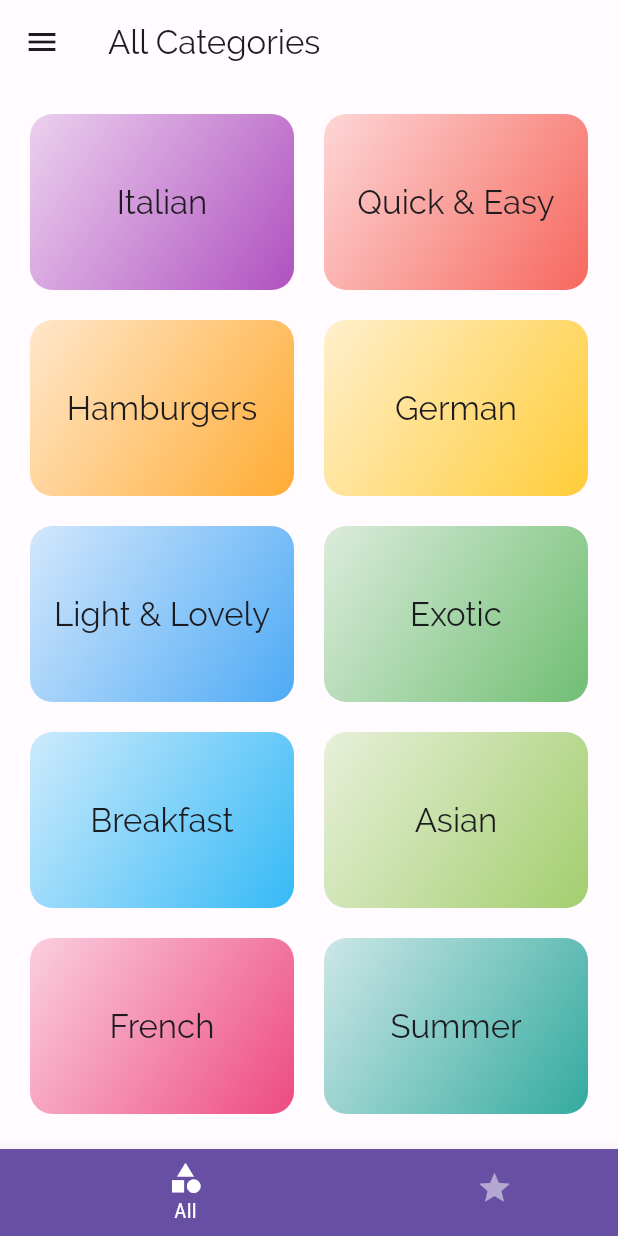
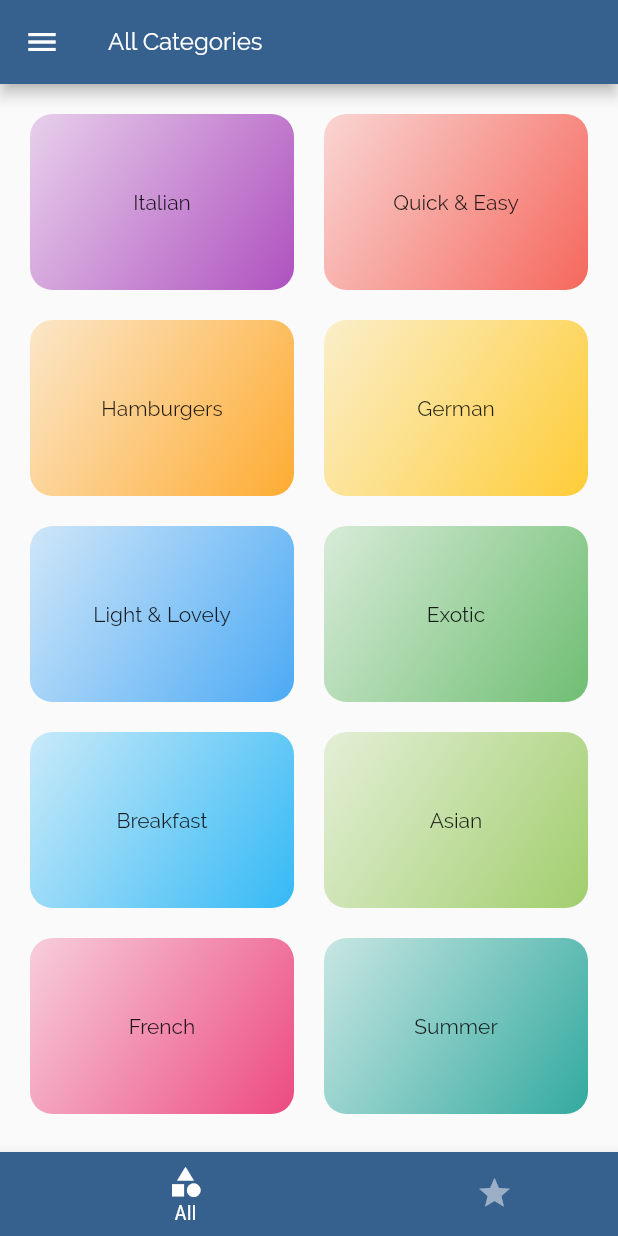
Before and after one commit to keith47733/recipes, a Flutter app: the screen it shows after launch, on a phone screen of 412 x 824 dp. Run offline on Flutter 3.47's test engine with Material 2 defaults, Android fonts, the phone set to English and light mode, and no system bars.

Commit message:
Finished app (need to work on Theme)

```diff
--- a/lib/main.dart
+++ b/lib/main.dart
@@ -17,8 +17,13 @@ class MyApp extends StatefulWidget {
 }
 
 class _MyAppState extends State<MyApp> {
-  // main.dart was converted to Stateful widget in order to update
-  // the _filters Map with data received from FilterScreen
+  // USING SETSTATE() IN MAIN.DART WILL REBUILD ENTIRE APP
+  // WHICH IS NOT OPTIMAL - THERE ARE MUCH BETTER WAYS TO HANDLE STATE
+
+  // main.dart was converted to Stateful widget in order to use
+  // setState to update the _filters Map with data received from FilterScreen,
+  // favourites recipes, etc
+
   Map<String, bool> _filters = {
     'gluten': false,
     'lactose': false,
@@ -27,7 +32,29 @@ class _MyAppState extends State<MyApp> {
   };
   // Note, we'll now have to manage available meals in main.dart, not in
   // recipe list using RECIPE_DATA
-  List<Recipe> _availableRecipes = RECIPE_DATA;
+  List<Recipe> _availableRecipes = MOCK_RECIPE_DATA;
+  // Initially set _favouritedRecipes to empty[]
+  // Manage adding favourites in main.dart so it can be passed around
+  List<Recipe> _favouriteRecipes = [];
+
+  void _toggleFavourite(String currentRecipeId) {
+    final existingIndex = _favouriteRecipes.indexWhere((recipe) => recipe.id == currentRecipeId);
+    if (existingIndex >= 0) {
+      setState(() {
+        _favouriteRecipes.removeAt(existingIndex);
+      });
+    } else {
+      setState(() {
+        // Use MOCK_RECIPE_DATA so favourites can be picked from all recipes
+        // w/o the filter(s) applied
+        _favouriteRecipes.add(MOCK_RECIPE_DATA.firstWhere((recipe) => recipe.id == currentRecipeId));
+      });
+    }
+  }
+
+  bool _isRecipeFavourite(String currentRecipeId) {
+    return _favouriteRecipes.any((recipe) => recipe.id == currentRecipeId);
+  }
 
   // This method will be called when user clicks Apply Filters in
   // the FilterScreen
@@ -37,7 +64,7 @@ class _MyAppState extends State<MyApp> {
       // map as _filters
       _filters = filterData;
       // .toList() converts the RECIPE_DATA map to a list
-      _availableRecipes = RECIPE_DATA.where((recipe) {
+      _availableRecipes = MOCK_RECIPE_DATA.where((recipe) {
         if (_filters['gluten'] == true && !recipe.isGlutenFree) {
           return false;
         }
@@ -50,7 +77,7 @@ class _MyAppState extends State<MyApp> {
         if (_filters['vegetarian'] == true && !recipe.isVegetarian) {
           return false;
         }
-				return true;
+        return true;
       }).toList();
     });
   }
@@ -62,18 +89,20 @@ class _MyAppState extends State<MyApp> {
       debugShowCheckedModeBanner: false,
       theme: ThemeData(
         fontFamily: 'RobotoCondensed',
-        useMaterial3: true,
-        colorScheme: lightColorScheme,
-        // Use only 2021 text types
+        // useMaterial3: true,
+        // colorScheme: lightColorScheme,
+        colorScheme: ColorScheme.fromSeed(seedColor: Colors.blue),
+        // Use default 2021 text types
         textTheme: ThemeData.light().textTheme.copyWith(
-              bodySmall: TextStyle(
-                color: Color(0xFF79747E),
-              ),
               bodyMedium: TextStyle(
-                color: Color(0xFF79747E),
+                fontFamily: 'RobotoCondensed',
+                // color: Colors.white,
               ),
               bodyLarge: TextStyle(
-                color: Color(0xFF79747E),
+                fontFamily: 'RaleWay',
+              ),
+              titleMedium: TextStyle(
+                fontFamily: 'RaleWay',
               ),
               titleLarge: TextStyle(
                 fontFamily: 'RaleWay',
@@ -81,9 +110,10 @@ class _MyAppState extends State<MyApp> {
             ),
       ),
       darkTheme: ThemeData(
-        fontFamily: 'Raleway',
-        useMaterial3: true,
-        colorScheme: darkColorScheme,
+        fontFamily: 'RobotoCondensed',
+        // useMaterial3: true,
+        // colorScheme: darkColorScheme,
+        colorScheme: ColorScheme.fromSeed(seedColor: Colors.blue),
       ),
       // home: is the root screen of app
       // home: CategoriesScreen(),
@@ -92,11 +122,11 @@ class _MyAppState extends State<MyApp> {
       routes: {
         // The home: argument will default to '/': if not named above
         // '/': (context) => TabsScreen(),
-        '/': (context) => NavBarScreen(),
-        // '/category_recipes_screen': (context) => CategoryRecipesScreen(),
+        '/': (context) => NavBarScreen(_favouriteRecipes),
+        // '/category_recipes_screen': (context) => CategoriesScreen(),
         CategoriesScreen.routeName: (context) => CategoriesScreen(),
         RecipeListScreen.routeName: (context) => RecipeListScreen(_availableRecipes),
-        RecipeDetailScreen.routeName: (context) => RecipeDetailScreen(),
+        RecipeDetailScreen.routeName: (context) => RecipeDetailScreen(_toggleFavourite, _isRecipeFavourite),
         // For now, need to convert main.dart to Stateful widget
         // in order to pass/reflect changes data from FilterScreen to
         // RecipeListScreen using the _setFilters setState function,
--- a/lib/mocks/category_data.dart
+++ b/lib/mocks/category_data.dart
@@ -3,7 +3,7 @@ import 'package:flutter/material.dart';
 import '../models/category.dart';
 
 // Using const requires that the Category model have const constructor
-const CATEGORY_DATA = const [
+const MOCK_CATEGORY_DATA = const [
   Category(
     id: 'c1',
     title: 'Italian',
--- a/lib/mocks/recipe_data.dart
+++ b/lib/mocks/recipe_data.dart
@@ -1,7 +1,7 @@
 import '../models/recipe.dart';
 
 // Using const requires that the Recipe model have const constructor
-const RECIPE_DATA = const [
+const MOCK_RECIPE_DATA = const [
   Recipe(
     id: 'm1',
     categories: [
@@ -44,16 +44,9 @@ const RECIPE_DATA = const [
     title: 'Toast Hawaii',
     affordability: Affordability.Affordable,
     complexity: Complexity.Simple,
-    imageUrl:
-        'https://cdn.pixabay.com/photo/2018/07/11/21/51/toast-3532016_1280.jpg',
+    imageUrl: 'https://cdn.pixabay.com/photo/2018/07/11/21/51/toast-3532016_1280.jpg',
     duration: 10,
-    ingredients: [
-      '1 Slice White Bread',
-      '1 Slice Ham',
-      '1 Slice Pineapple',
-      '1-2 Slices of Cheese',
-      'Butter'
-    ],
+    ingredients: ['1 Slice White Bread', '1 Slice Ham', '1 Slice Pineapple', '1-2 Slices of Cheese', 'Butter'],
     steps: [
       'Butter one side of the white bread',
       'Layer ham, the pineapple and cheese on the white bread',
@@ -73,17 +66,9 @@ const RECIPE_DATA = const [
     title: 'Classic Hamburger',
     affordability: Affordability.Pricey,
     complexity: Complexity.Simple,
-    imageUrl:
-        'https://cdn.pixabay.com/photo/2014/10/23/18/05/burger-500054_1280.jpg',
+    imageUrl: 'https://cdn.pixabay.com/photo/2014/10/23/18/05/burger-500054_1280.jpg',
     duration: 45,
-    ingredients: [
-      '300g Cattle Hack',
-      '1 Tomato',
-      '1 Cucumber',
-      '1 Onion',
-      'Ketchup',
-      '2 Burger Buns'
-    ],
+    ingredients: ['300g Cattle Hack', '1 Tomato', '1 Cucumber', '1 Onion', 'Ketchup', '2 Burger Buns'],
     steps: [
       'Form 2 patties',
       'Fry the patties for c. 4 minutes on each side',
@@ -104,8 +89,7 @@ const RECIPE_DATA = const [
     title: 'Wiener Schnitzel',
     affordability: Affordability.Luxurious,
     complexity: Complexity.Challenging,
-    imageUrl:
-        'https://cdn.pixabay.com/photo/2018/03/31/19/29/schnitzel-3279045_1280.jpg',
+    imageUrl: 'https://cdn.pixabay.com/photo/2018/03/31/19/29/schnitzel-3279045_1280.jpg',
     duration: 60,
     ingredients: [
       '8 Veal Cutlets',
@@ -141,8 +125,7 @@ const RECIPE_DATA = const [
     title: 'Salad with Smoked Salmon',
     affordability: Affordability.Luxurious,
     complexity: Complexity.Simple,
-    imageUrl:
-        'https://cdn.pixabay.com/photo/2016/10/25/13/29/smoked-salmon-salad-1768890_1280.jpg',
+    imageUrl: 'https://cdn.pixabay.com/photo/2016/10/25/13/29/smoked-salmon-salad-1768890_1280.jpg',
     duration: 15,
     ingredients: [
       'Arugula',
@@ -176,8 +159,7 @@ const RECIPE_DATA = const [
     title: 'Delicious Orange Mousse',
     affordability: Affordability.Affordable,
     complexity: Complexity.Hard,
-    imageUrl:
-        'https://cdn.pixabay.com/photo/2017/05/01/05/18/pastry-2274750_1280.jpg',
+    imageUrl: 'https://cdn.pixabay.com/photo/2017/05/01/05/18/pastry-2274750_1280.jpg',
     duration: 240,
     ingredients: [
       '4 Sheets of Gelatine',
@@ -211,8 +193,7 @@ const RECIPE_DATA = const [
     title: 'Pancakes',
     affordability: Affordability.Affordable,
     complexity: Complexity.Simple,
-    imageUrl:
-        'https://cdn.pixabay.com/photo/2018/07/10/21/23/pancake-3529653_1280.jpg',
+    imageUrl: 'https://cdn.pixabay.com/photo/2018/07/10/21/23/pancake-3529653_1280.jpg',
     duration: 20,
     ingredients: [
       '1 1/2 Cups all-purpose Flour',
@@ -242,8 +223,7 @@ const RECIPE_DATA = const [
     title: 'Creamy Indian Chicken Curry',
     affordability: Affordability.Pricey,
     complexity: Complexity.Challenging,
-    imageUrl:
-        'https://cdn.pixabay.com/photo/2018/06/18/16/05/indian-food-3482749_1280.jpg',
+    imageUrl: 'https://cdn.pixabay.com/photo/2018/06/18/16/05/indian-food-3482749_1280.jpg',
     duration: 35,
     ingredients: [
       '4 Chicken Breasts',
@@ -275,8 +255,7 @@ const RECIPE_DATA = const [
     title: 'Chocolate Souffle',
     affordability: Affordability.Affordable,
     complexity: Complexity.Hard,
-    imageUrl:
-        'https://cdn.pixabay.com/photo/2014/08/07/21/07/souffle-412785_1280.jpg',
+    imageUrl: 'https://cdn.pixabay.com/photo/2014/08/07/21/07/souffle-412785_1280.jpg',
     duration: 45,
     ingredients: [
       '1 Teaspoon melted Butter',
@@ -326,8 +305,7 @@ const RECIPE_DATA = const [
     title: 'Asparagus Salad with Cherry Tomatoes',
     affordability: Affordability.Luxurious,
     complexity: Complexity.Simple,
-    imageUrl:
-        'https://cdn.pixabay.com/photo/2018/04/09/18/26/asparagus-3304997_1280.jpg',
+    imageUrl: 'https://cdn.pixabay.com/photo/2018/04/09/18/26/asparagus-3304997_1280.jpg',
     duration: 30,
     ingredients: [
       'White and Green Asparagus',
--- a/lib/models/recipe.dart
+++ b/lib/models/recipe.dart
@@ -17,6 +17,11 @@ class Recipe {
   final bool isLactoseFree;
   final bool isVegan;
   final bool isVegetarian;
+	// Note, storing isFavourite as a property of Recipe is not realistic because
+	// typically this information would be fetched from a database server. Thus,
+	// the data would not be user-specific. The last user's favourites would be
+	// fetched for the current user.
+	// Instead, manage a list of favourites in main.dart.
 
   const Recipe({
     required this.id,
--- a/lib/screens/categories_screen.dart
+++ b/lib/screens/categories_screen.dart
@@ -6,7 +6,7 @@ import '../styles/layout.dart';
 import '../widgets/category_tile.dart';
 
 class CategoriesScreen extends StatelessWidget {
-static const routeName = '/categories_screen';
+  static const routeName = '/categories_screen';
 
   @override
   Widget build(BuildContext context) {
@@ -40,7 +40,7 @@ static const routeName = '/categories_screen';
         mainAxisSpacing: Layout.SPACING,
       ),
       // Map each item of our CATEGORY_DATA to a function that creates a widget
-      children: CATEGORY_DATA
+      children: MOCK_CATEGORY_DATA
           .map(
             (categoryData) => CategoryTile(
               categoryId: categoryData.id,
--- a/lib/screens/nav_bar_screen.dart
+++ b/lib/screens/nav_bar_screen.dart
@@ -1,5 +1,6 @@
 import 'package:flutter/material.dart';
 
+import '../models/recipe.dart';
 import '../widgets/custom_app_bar.dart';
 import '../widgets/custom_drawer.dart';
 import 'categories_screen.dart';
@@ -7,27 +8,42 @@ import 'favourites_screen.dart';
 
 // A bottom navigation bar is added as a Scaffold argument
 class NavBarScreen extends StatefulWidget {
+  // Accept _favouriteRecipes in widget, not state object
+  final List<Recipe>? favouriteRecipes;
+
+  NavBarScreen(this.favouriteRecipes);
+
   @override
   State<NavBarScreen> createState() => _NavBarScreenState();
 }
 
 class _NavBarScreenState extends State<NavBarScreen> {
+  // The _screens list map was moved to initState() because we need to
+  // access favouriteRecipes from the widget class - widget class
+  // properties can only be accessed in initState(), build()
+  List<Map<String, dynamic>>? _screens;
+
+  int _selectedScreenIndex = 0;
+
+  // Can use initState() because we are in the state object
+  @override
+  void initState() {
+    super.initState();
     // This mapping list, where the widgets are actually screens,
     // is used in the onTap: function _selectPage and, along with
     // _selectedScreenIndex, in the body: of the Scaffold
-  final List<Map<String, dynamic>> _screens = [
+    _screens = [
       {
         'screen': CategoriesScreen(),
         'title': 'All Categories',
         // 'actions': <Widget>[...],
       },
       {
-      'screen': FavouritesScreen(),
+        'screen': FavouritesScreen(widget.favouriteRecipes),
         'title': 'My Favourite Recipes',
       },
     ];
-
-  int _selectedScreenIndex = 0;
+  }
 
   // Flutter will automatically pass the current index from onTap:
   void _selectPage(int index) {
@@ -39,11 +55,11 @@ class _NavBarScreenState extends State<NavBarScreen> {
   @override
   Widget build(BuildContext context) {
     return Scaffold(
-      appBar: CustomAppBar(appBar: AppBar(), title: _screens[_selectedScreenIndex]['title']),
+      appBar: CustomAppBar(appBar: AppBar(), title: _screens![_selectedScreenIndex]['title']),
       // The body is set from the _screens mapping with the current state
       // of _selectedScreenIndex
       drawer: CustomDrawer(),
-      body: _screens[_selectedScreenIndex]['screen'],
+      body: _screens![_selectedScreenIndex]['screen'],
       // For navigation tabs at the bottom use a BottomNavigationBar and
       // BottomNavigationBarItems. Note, the BottomNavigationBar is not
       // automatically linked like the tab controller. You must provide
@@ -76,6 +92,4 @@ class _NavBarScreenState extends State<NavBarScreen> {
       ),
     );
   }
-
-
 }
--- a/lib/screens/recipe_list_screen.dart
+++ b/lib/screens/recipe_list_screen.dart
@@ -14,7 +14,7 @@ class RecipeListScreen extends StatefulWidget {
   // You can then refer to this variable in the main.dart route map
   static const routeName = '/recipes_screen';
 
-	List<Recipe>? availableRecipes;
+	final List<Recipe>? availableRecipes;
 
 	RecipeListScreen(this.availableRecipes);
 
@@ -83,7 +83,7 @@ class _RecipeListScreenState extends State<RecipeListScreen> {
         child: Padding(
           padding: const EdgeInsets.only(
             top: Layout.SPACING / 2,
-            bottom: Layout.SPACING,
+            bottom: Layout.SPACING / 2,
             left: Layout.SPACING,
             right: Layout.SPACING,
           ),
@@ -117,7 +117,6 @@ class _RecipeListScreenState extends State<RecipeListScreen> {
             duration: displayedRecipes[index].duration,
             complexity: displayedRecipes[index].complexity,
             affordability: displayedRecipes[index].affordability,
-            tempRemoveRecipe: _tempRemoveRecipe,
           ),
         );
       },
--- a/lib/screens/tabs_screen.dart
+++ b/lib/screens/tabs_screen.dart
@@ -37,7 +37,9 @@ class TabsScreen extends StatelessWidget {
 						// These screens should not include their own Scaffold - the
 						// Scaffold from this screen is used
             CategoriesScreen(),
-            FavouritesScreen(),
+						// Would need to pass favouriteRecipes from main.dart ->
+						// TabsScreen -> FavouritesScreen
+            // FavouritesScreen(),
           ],
         ),
       ),
--- a/lib/widgets/category_tile.dart
+++ b/lib/widgets/category_tile.dart
@@ -86,7 +86,7 @@ class CategoryTile extends StatelessWidget {
           widthFactor: double.infinity,
           child: Text(
             categoryTitle,
-            style: Theme.of(context).textTheme.titleLarge,
+            style: Theme.of(context).textTheme.bodyLarge,
           ),
         ),
       ),
--- a/lib/widgets/custom_app_bar.dart
+++ b/lib/widgets/custom_app_bar.dart
@@ -16,6 +16,7 @@ class CustomAppBar extends StatelessWidget implements PreferredSizeWidget {
       // foregroundColor: Theme.of(context).colorScheme.onPrimary,
       title: Text(
         title,
+				style: Theme.of(context).textTheme.titleMedium!.copyWith(color: Colors.white),
         // style: TextStyle(
         //   color: Theme.of(context).colorScheme.onPrimary,
         // ),
--- a/lib/widgets/custom_drawer.dart
+++ b/lib/widgets/custom_drawer.dart
@@ -62,7 +62,7 @@ class CustomDrawer extends StatelessWidget {
       leading: icon,
       title: Text(
         title,
-        style: Theme.of(context).textTheme.bodyLarge,
+        // style: Theme.of(context).textTheme.bodyLarge,
       ),
       onTap: tapHandler,
     );
```
Also changed, not shown: lib/screens/favourites_screen.dart (+62 -4 lines), lib/screens/recipe_detail_screen.dart (+21 -20 lines), lib/widgets/recipe_tile.dart (+15 -16 lines), 1 other file. Lines whose indentation alone changed are shown as unchanged.
